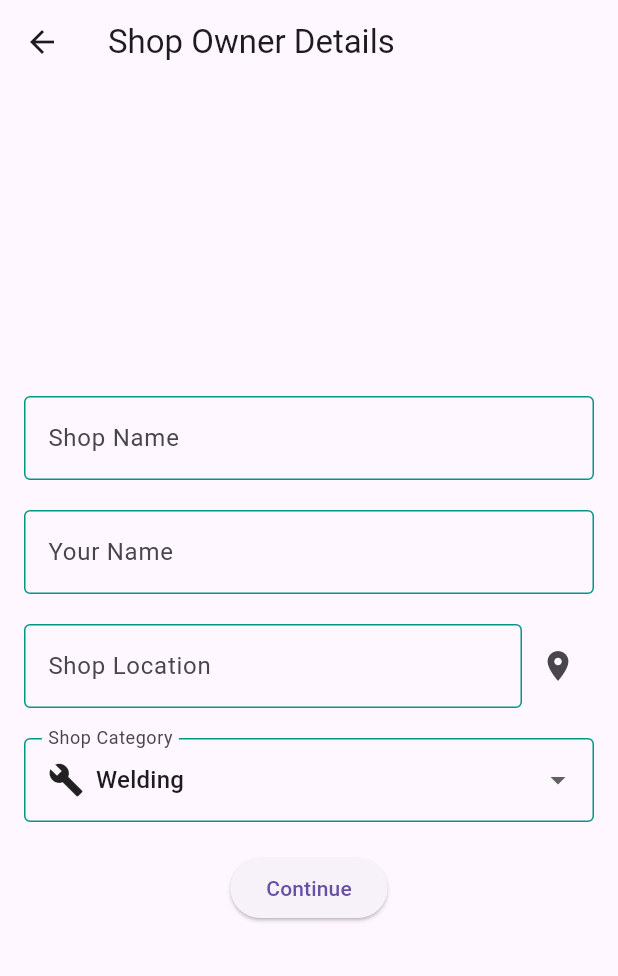
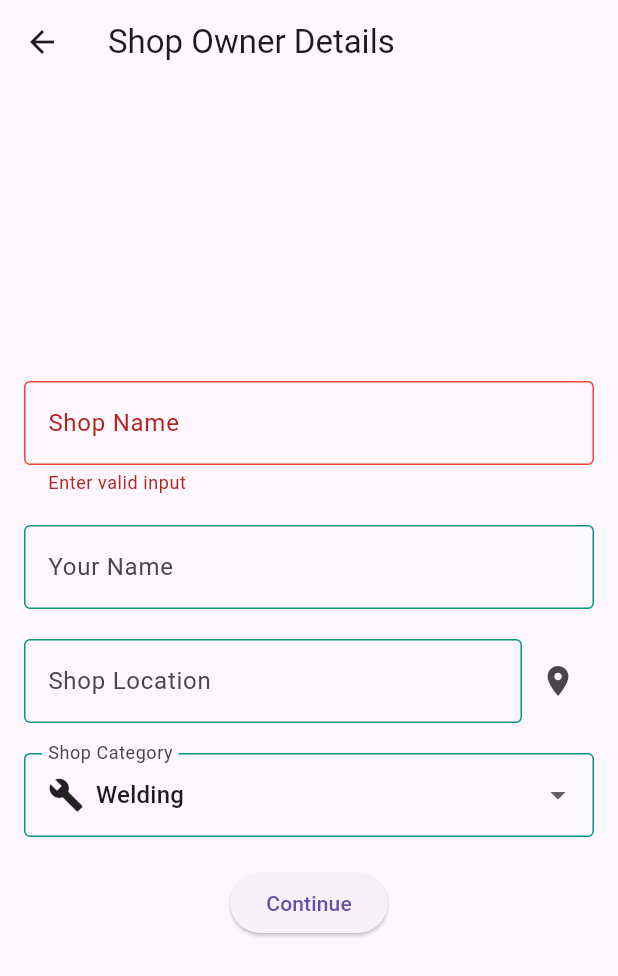
Before and after one commit to Saanv4/empoverty, a Flutter app: the ShopOwnerDetailsPage screen opened directly, after a tap on "Continue", on a phone screen of 412 x 824 dp. Shown: the top 976 px of the screen. Run offline on Flutter 3.47's test engine with Material 3 defaults, Android fonts, the phone set to English and light mode, and no system bars; our stand-ins replace cloud_firestore, firebase_core, flutter_tts, google_maps_flutter, pin_code_fields; accounts and stored records are empty.

```diff
--- a/lib/pages/phonenumber.dart
+++ b/lib/pages/phonenumber.dart
@@ -34,7 +34,7 @@ class _FirstRouteState extends State<FirstRoute> {
               Padding(
                 padding: const EdgeInsets.all(16.0),
                 child: Image.asset(
-                  'assets/empoverty.png', // Adjust the path according to your file location
+                  'assets/images/empoverty.png', // Adjust the path according to your file location
                   height: 100, // Adjust the height as needed
                 ),
               ),
--- a/lib/pages/shop_owner_details_page.dart
+++ b/lib/pages/shop_owner_details_page.dart
@@ -17,6 +17,7 @@ class _ShopOwnerDetailsPageState extends State<ShopOwnerDetailsPage> {
   GoogleMapController? mapController;
   final LatLng _initialCenter = const LatLng(37.7749, -122.4194);
   final Map<String, Marker> _markers = {};
+  final GlobalKey<FormState> _formKey = GlobalKey();
 
   @override
   Widget build(BuildContext context) {
@@ -36,10 +37,12 @@ class _ShopOwnerDetailsPageState extends State<ShopOwnerDetailsPage> {
         ),
         body: Padding(
           padding: const EdgeInsets.all(16.0),
-          child: Column(
+          child: Form(
+            key: _formKey,
+            child:Column(
               mainAxisAlignment: MainAxisAlignment.center,
               children: [
-              TextField(
+                TextFormField(
                   controller: shopNameController,
                   decoration: InputDecoration(
                     labelText: 'Shop Name',
@@ -49,7 +52,22 @@ class _ShopOwnerDetailsPageState extends State<ShopOwnerDetailsPage> {
                     enabledBorder: OutlineInputBorder(
                       borderSide: BorderSide(color: Colors.teal),
                     ),
+                    errorBorder: OutlineInputBorder(
+                      borderSide: BorderSide(color: Colors.red),
                     ),
+                    focusedErrorBorder: OutlineInputBorder(
+                      borderSide: BorderSide(color: Colors.teal),
+                    ),
+                  ),
+                  validator:(String? input){
+                      if (input!=null && input.isNotEmpty){
+                        return null;
+                      }
+                      else{
+                        return "Enter valid input";
+                      }
+
+                  },
                 ),
                 const SizedBox(height: 20),
                 TextField(
@@ -127,18 +145,22 @@ class _ShopOwnerDetailsPageState extends State<ShopOwnerDetailsPage> {
                 const SizedBox(height: 20),
                 ElevatedButton(
                   onPressed: () async {
-                  if (_validateFields()) {
+                    if (_formKey.currentState!.validate()){
+
+                    }
+                    /*if (_validateFields()) {
                       Navigator.push(
                         context,
                         MaterialPageRoute(
                           builder: (context) => NewDashboardShopOwner(userName: 'SAANVI'),
                         ),
                       );
-                  }
+                    }*/
                   },
                   child: const Text('Continue'),
                 ),
               ],
+            ),
           ),
         ),
       ),
```
Also changed, not shown: 1 other file. Lines whose indentation alone changed are shown as unchanged.
